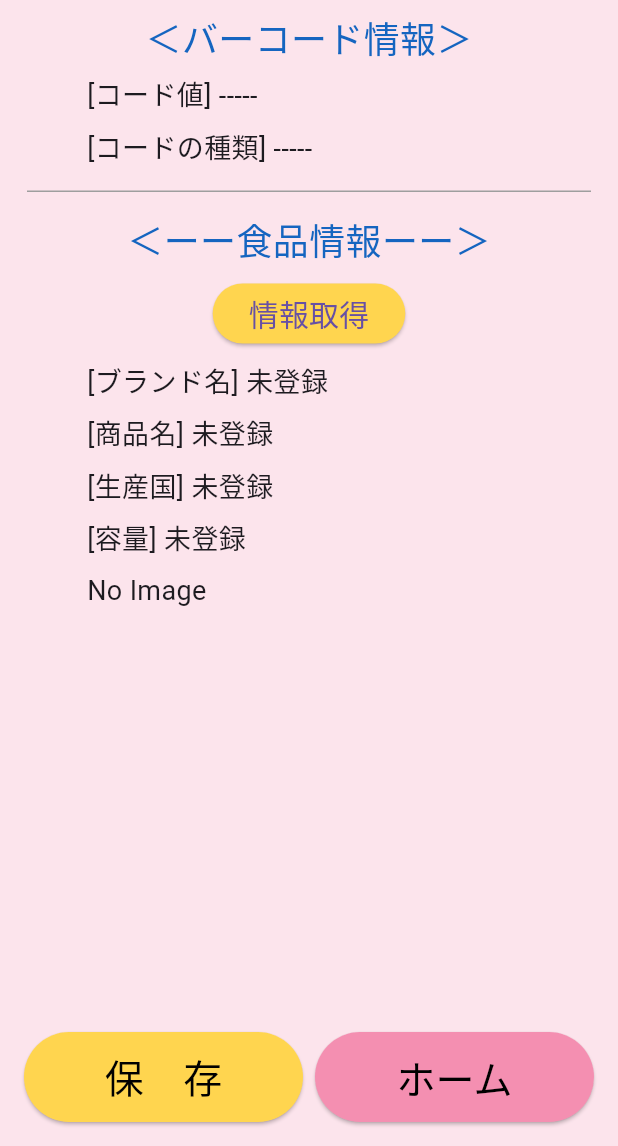
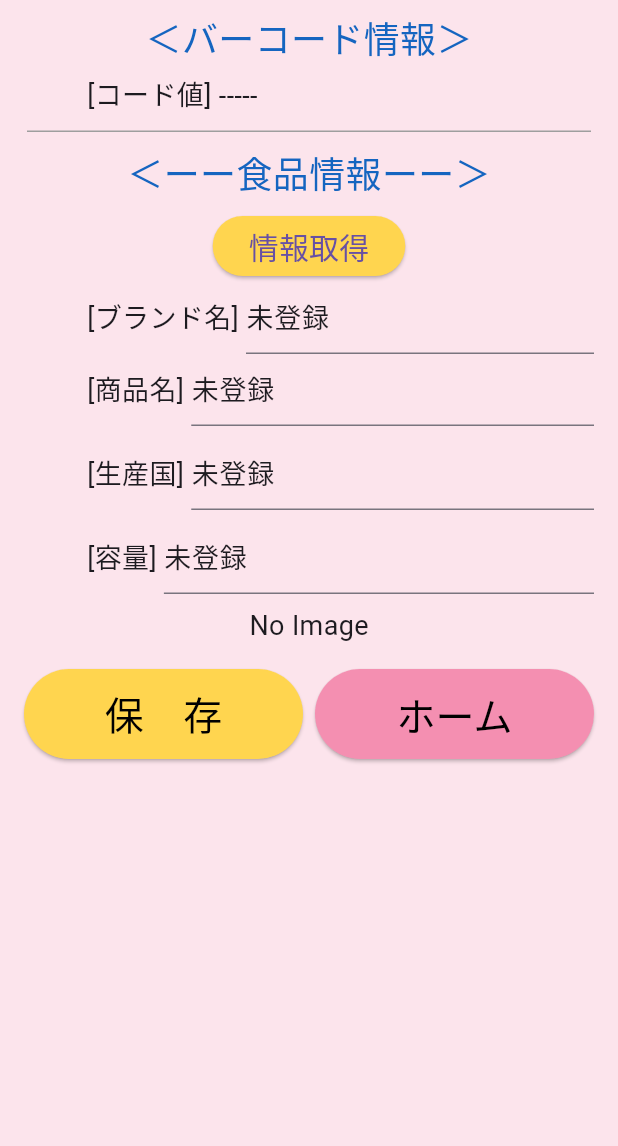
Before and after one commit to Kohinata-free/barcode_scanner, a Flutter app: the PageDetail screen opened by its route, on a phone screen of 412 x 824 dp, the part 90-1236 px from its top. Run offline on Flutter 3.47's test engine with Material 3 defaults, Android fonts, the phone set to English and light mode, and no system bars; our stand-ins replace audioplayers, flutter_riverpod, sqflite; missing offline and left inert: mobile_scanner; accounts and stored records are empty.

Commit message:
商品データを編集可能にしました

```diff
--- a/lib/page_detail.dart
+++ b/lib/page_detail.dart
@@ -1,6 +1,8 @@
 import 'package:barcode_scanner/db_operator.dart';
 import 'package:barcode_scanner/home.dart';
+import 'package:flutter/cupertino.dart';
 import 'package:flutter/material.dart';
+import 'package:flutter/widgets.dart';
 import 'package:flutter_riverpod/flutter_riverpod.dart';
 import 'package:barcode_scanner/appbar_component_widget.dart';
 import 'package:mobile_scanner/mobile_scanner.dart';
@@ -10,8 +12,6 @@ import 'package:http/http.dart' as http;
 Future<Map<String, dynamic>?> fetchProductInfo(String barcode) async {
   final String apiUrl =
       'https://world.openfoodfacts.org/api/v3/product/$barcode.json';
-  // final String apiUrl =
-  //     'https://world.openfoodfacts.org/api/v3/product/737628064502.json';
 
   try {
     final response = await http.get(Uri.parse(apiUrl));
@@ -39,12 +39,6 @@ class PageDetail extends ConsumerWidget {
     // 商品情報
     final productInfo = ref.watch(Provider_Product_Info);
 
-    // コードから読み取った文字列
-    // String codeValue = scandata?.barcodes.first.rawValue ?? '-----';
-    // String codeValue = productInfo != null
-    //     ? productInfo['product']['barcode']
-    //     : scandata?.barcodes.first.rawValue ?? '-----';
-
     String codeValue = scandata != null
         ? scandata.barcodes.first.rawValue
         : productInfo?['product']['barcode'] ?? '-----';
@@ -65,12 +59,27 @@ class PageDetail extends ConsumerWidget {
     // 商品情報の容量
     String quantity = productInfo?['product']?['quantity'] ?? '未登録';
 
+    // ブランド名編集コントローラー
+    TextEditingController _brandNameController =
+        TextEditingController(text: '$brandName');
+    // 商品名編集コントローラー
+    TextEditingController _productNameController =
+        TextEditingController(text: '$productName');
+    // 生産国名編集コントローラー
+    TextEditingController _countryNameController =
+        TextEditingController(text: '$countryName');
+    // 容量編集コントローラー
+    TextEditingController _quantityController =
+        TextEditingController(text: '$quantity');
+
     return Scaffold(
       backgroundColor: Colors.pink[50],
       appBar: appBar,
-      body: Container(
+      body: SingleChildScrollView(
+        child: Container(
           padding: EdgeInsets.all(8),
           width: double.infinity,
+          height: MediaQuery.of(context).size.height,
           child: Column(
             crossAxisAlignment: CrossAxisAlignment.start,
             children: [
@@ -88,16 +97,16 @@ class PageDetail extends ConsumerWidget {
                   style: TextStyle(fontSize: 18),
                 ),
               ),
-            Padding(
-              padding: const EdgeInsets.only(top: 8, left: 50),
-              child: Text(
-                '[コードの種類] ${cardTitle}',
-                style: TextStyle(fontSize: 18),
-              ),
-            ),
+              // Padding(
+              //   padding: const EdgeInsets.only(top: 8, left: 50),
+              //   child: Text(
+              //     '[コードの種類] ${cardTitle}',
+              //     style: TextStyle(fontSize: 18),
+              //   ),
+              // ),
               Container(
                 margin: EdgeInsets.symmetric(
-                vertical: 15,
+                  vertical: 10,
                   horizontal: 10,
                 ),
                 height: 1,
@@ -148,42 +157,140 @@ class PageDetail extends ConsumerWidget {
                 ),
               ),
               Padding(
-              padding: const EdgeInsets.only(top: 8, left: 50),
-              child: Text(
-                '[ブランド名] ${brandName}',
+                padding: const EdgeInsets.only(top: 0, left: 50, right: 8),
+                child: Row(
+                  children: [
+                    Text(
+                      '[ブランド名] ',
                       style: TextStyle(fontSize: 18),
+                    ),
+                    Expanded(
+                      child: TextField(
+                        style: TextStyle(
+                          fontSize: 18,
+                        ),
+                        controller: _brandNameController,
+                        onChanged: (newBrandName) {
+                          brandName = newBrandName;
+                        },
+                        decoration: InputDecoration(
+                          contentPadding:
+                              EdgeInsets.only(bottom: 0), // テキスト下部の余白を調整
+                          focusedBorder: UnderlineInputBorder(
+                            borderSide: BorderSide(
+                              color: Colors.red, // フォーカス時のアンダーラインの色を設定
+                            ),
+                          ),
+                        ),
+                      ),
+                    ),
+                  ],
                 ),
               ),
               Padding(
-              padding: const EdgeInsets.only(top: 8, left: 50),
-              child: Text(
-                '[商品名] ${productName}',
+                padding: const EdgeInsets.only(top: 0, left: 50, right: 8),
+                child: Row(
+                  children: [
+                    Text(
+                      '[商品名] ',
                       style: TextStyle(fontSize: 18),
+                    ),
+                    Expanded(
+                      child: TextField(
+                        style: TextStyle(
+                          fontSize: 18,
+                        ),
+                        controller: _productNameController,
+                        onChanged: (newProductName) {
+                          productName = newProductName;
+                        },
+                        decoration: InputDecoration(
+                          contentPadding:
+                              EdgeInsets.only(bottom: 0), // テキスト下部の余白を調整
+                          focusedBorder: UnderlineInputBorder(
+                            borderSide: BorderSide(
+                              color: Colors.red, // フォーカス時のアンダーラインの色を設定
+                            ),
+                          ),
+                        ),
+                      ),
+                    ),
+                  ],
                 ),
               ),
               Padding(
-              padding: const EdgeInsets.only(top: 8, left: 50),
-              child: Text(
-                '[生産国] ${countryName}',
+                padding: const EdgeInsets.only(top: 8, left: 50, right: 8),
+                child: Row(
+                  children: [
+                    Text(
+                      '[生産国] ',
                       style: TextStyle(fontSize: 18),
+                    ),
+                    Expanded(
+                      child: TextField(
+                        style: TextStyle(
+                          fontSize: 18,
+                        ),
+                        controller: _countryNameController,
+                        onChanged: (newCountryName) {
+                          countryName = newCountryName;
+                        },
+                        decoration: InputDecoration(
+                          contentPadding:
+                              EdgeInsets.only(bottom: 0), // テキスト下部の余白を調整
+                          focusedBorder: UnderlineInputBorder(
+                            borderSide: BorderSide(
+                              color: Colors.red, // フォーカス時のアンダーラインの色を設定
+                            ),
+                          ),
+                        ),
+                      ),
+                    ),
+                  ],
                 ),
               ),
               Padding(
-              padding: const EdgeInsets.only(top: 8, left: 50),
-              child: Text(
-                '[容量] ${quantity}',
+                padding: const EdgeInsets.only(top: 8, left: 50, right: 8),
+                child: Row(
+                  children: [
+                    Text(
+                      '[容量] ',
                       style: TextStyle(fontSize: 18),
+                    ),
+                    Expanded(
+                      child: TextField(
+                        style: TextStyle(
+                          fontSize: 18,
+                        ),
+                        controller: _quantityController,
+                        onChanged: (newQuantity) {
+                          quantity = newQuantity;
+                        },
+                        decoration: InputDecoration(
+                          contentPadding:
+                              EdgeInsets.only(bottom: 0), // テキスト下部の余白を調整
+                          focusedBorder: UnderlineInputBorder(
+                            borderSide: BorderSide(
+                              color: Colors.red, // フォーカス時のアンダーラインの色を設定
+                            ),
+                          ),
+                        ),
+                      ),
+                    ),
+                  ],
                 ),
               ),
               // ◆URLがある場合のみ画像を表示するよう修正
               // ◆空のURLだと例外が出てしまう。
-            Padding(
-              padding: const EdgeInsets.only(top: 8, left: 50),
+              Align(
+                alignment: Alignment.center,
+                child: Padding(
+                  padding: const EdgeInsets.only(top: 8, bottom: 8),
                   child: (imageUrl != '')
                       ? Image.network(
                           imageUrl,
-                      width: 150, // adjust the width as needed
-                      height: 150, // adjust the height as needed
+                          width: 130, // adjust the width as needed
+                          height: 130, // adjust the height as needed
                           fit: BoxFit.cover, // adjust the fit as needed
                         )
                       : Text(
@@ -191,7 +298,8 @@ class PageDetail extends ConsumerWidget {
                           style: TextStyle(fontSize: 18),
                         ),
                 ),
-            Expanded(child: Container()),
+              ),
+              // Expanded(child: Container()),
               Padding(
                 padding: const EdgeInsets.all(8.0),
                 child: Row(
@@ -259,6 +367,7 @@ class PageDetail extends ConsumerWidget {
             ],
           ),
         ),
+      ),
     );
   }
 }
```
Lines whose indentation alone changed are shown as unchanged.
